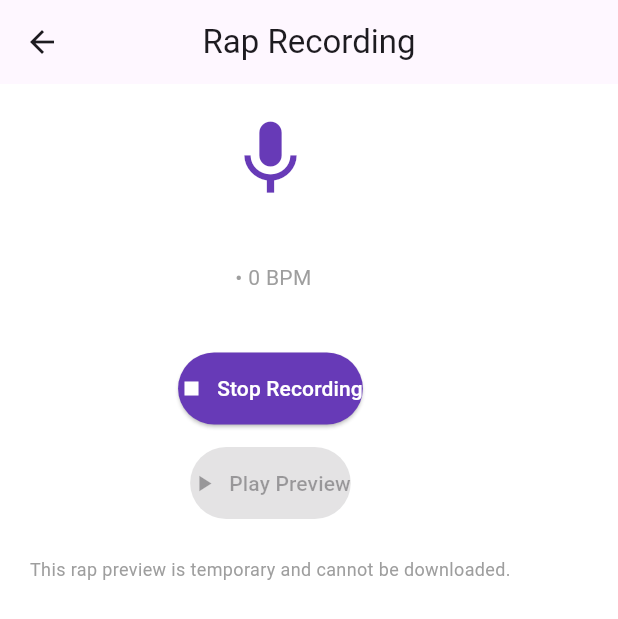
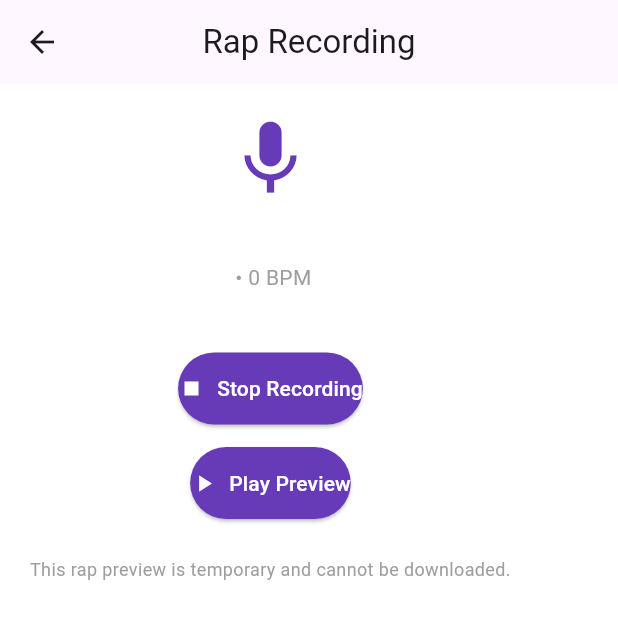
Before and after one commit to samnickson17/BeatHub, a Flutter app: the RapRecordPage screen opened directly with empty values, after a tap on "Start Recording", on a phone screen of 412 x 824 dp. Shown: the top 619 px of the screen. Run offline on Flutter 3.47's test engine with Material 3 defaults, Android fonts, the phone set to English and light mode, and no system bars; our stand-ins replace audioplayers, permission_handler; missing offline and left inert: record; accounts and stored records are empty.

Commit message:
voice record fixed

```diff
--- a/lib/rap_preview/rap_record_page.dart
+++ b/lib/rap_preview/rap_record_page.dart
@@ -2,6 +2,8 @@ import 'dart:io';
 import 'package:flutter/material.dart';
 import 'package:flutter/foundation.dart';
 import 'package:record/record.dart';
+import 'package:path_provider/path_provider.dart';
+import 'package:path/path.dart' as p;
 import 'package:audioplayers/audioplayers.dart';
 import 'package:permission_handler/permission_handler.dart';
 import '../beats/beat_model.dart';
@@ -26,13 +28,10 @@ class _RapRecordPageState extends State<RapRecordPage> {
   String? _recordedPath;
 
   Future<void> _startRecording() async {
-    // 🌐 Chrome / Web fallback
     if (kIsWeb) {
       ScaffoldMessenger.of(context).showSnackBar(
         const SnackBar(
-          content: Text(
-            "Rap recording works on Android device",
-          ),
+          content: Text("Rap recording works only on Android device"),
         ),
       );
       return;
@@ -41,13 +40,22 @@ class _RapRecordPageState extends State<RapRecordPage> {
     final permission = await Permission.microphone.request();
     if (!permission.isGranted) return;
 
+    final dir = await getTemporaryDirectory();
+    final filePath = p.join(dir.path, "rap_preview.m4a");
+
     await _recorder.start(
-      const RecordConfig(),
-      path: "rap_preview.m4a",
+      const RecordConfig(
+        encoder: AudioEncoder.aacLc,
+        bitRate: 128000,
+        sampleRate: 44100,
+        numChannels: 1,
+      ),
+      path: filePath,
     );
 
     setState(() {
       _isRecording = true;
+      _recordedPath = filePath;
     });
   }
 
@@ -106,7 +114,7 @@ class _RapRecordPageState extends State<RapRecordPage> {
                 _isRecording ? "Stop Recording" : "Start Recording",
               ),
               onPressed:
-                  _isRecording ? _stopRecording : _startRecording,
+              _isRecording ? _stopRecording : _startRecording,
             ),
 
             const SizedBox(height: 15),
@@ -115,7 +123,7 @@ class _RapRecordPageState extends State<RapRecordPage> {
               icon: const Icon(Icons.play_arrow),
               label: const Text("Play Preview"),
               onPressed:
-                  _recordedPath == null ? null : _playRecording,
+              _recordedPath == null ? null : _playRecording,
             ),
 
             const SizedBox(height: 25),
--- a/pubspec.yaml
+++ b/pubspec.yaml
@@ -34,7 +34,7 @@ dependencies:
   # The following adds the Cupertino Icons font to your application.
   # Use with the CupertinoIcons class for iOS style icons.
   cupertino_icons: ^1.0.8
-
+  path_provider: ^2.1.2
   record: ^6.1.2
   permission_handler: ^12.0.1
   audioplayers: ^6.0.0
```
Also changed, not shown: 2 other files.
